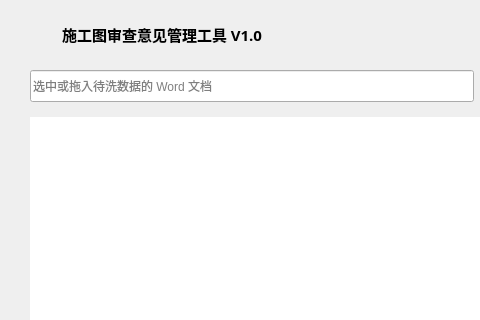
This is OpinionViewer/OpinionViewer.ui in zaas2/OpinionViewer as Qt 5 draws it before an edit; both pictures show x 0 to 480 and y 0 to 320 of the 1044 by 788 pixel window. The edited form follows.
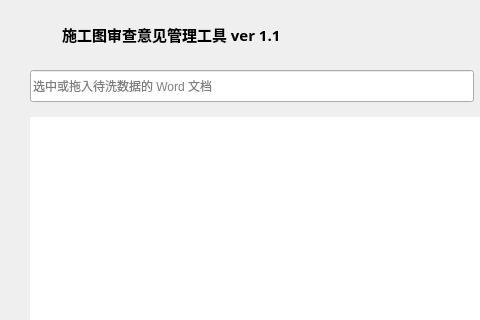
This is the edited form. Icons and pictures are not drawn. Custom widgets are drawn as their Qt base class.

```diff
--- a/OpinionViewer/OpinionViewer.ui
+++ b/OpinionViewer/OpinionViewer.ui
@@ -118,7 +118,7 @@
             </font>
            </property>
            <property name="text">
-            <string>施工图审查意见管理工具 V1.0</string>
+            <string>施工图审查意见管理工具 ver 1.1</string>
            </property>
           </widget>
          </item>
```
